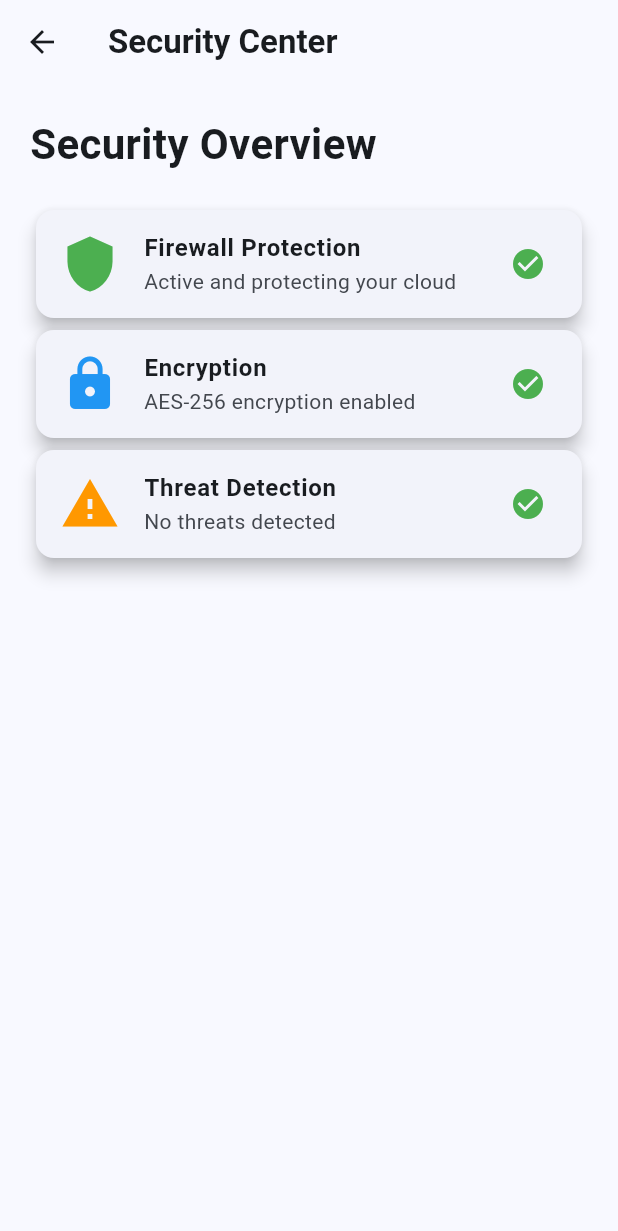
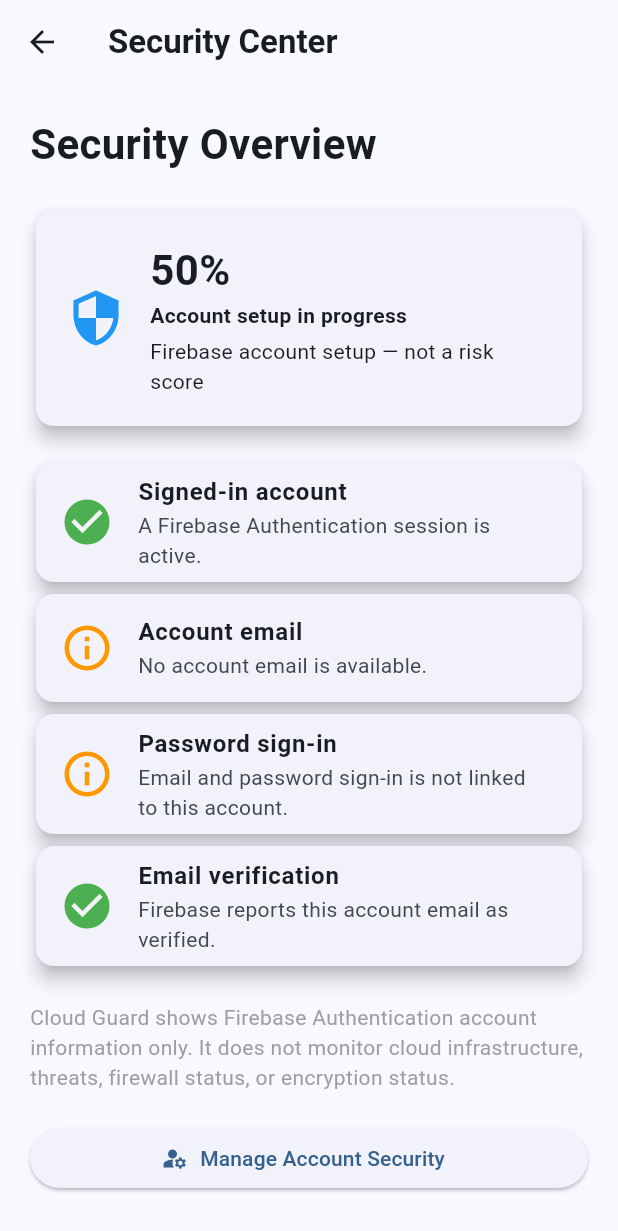
Before and after one commit to arunvishwakarma1307-wq/Cloud-Guard, a Flutter app: the screen it shows once a user with an empty profile is signed in, after a tap on "Security", on a phone screen of 412 x 824 dp. Shown: the top 1231 px of the screen. Run offline on Flutter 3.47's test engine with Material 3 defaults, Android fonts, the phone set to English and light mode, and no system bars; our stand-ins replace file_picker, firebase_auth, firebase_core; accounts and stored records are empty; network calls fail.

Commit message:
Improve truthful account security status

```diff
--- a/lib/home_page.dart
+++ b/lib/home_page.dart
@@ -3,6 +3,7 @@ import 'package:flutter/material.dart';
 
 import 'storage_page.dart';
 import 'security_page.dart';
+import 'security_status.dart';
 import 'upload_page.dart';
 import 'settings_page.dart';
 
@@ -15,6 +16,17 @@ class CloudGuardHome extends StatelessWidget {
 
   @override
   Widget build(BuildContext context) {
+    final user = FirebaseAuth.instance.currentUser;
+    final securitySummary = SecuritySetupSummary.fromAccount(
+      isSignedIn: user != null,
+      email: user?.email,
+      providerIds: user?.providerData
+              .map((provider) => provider.providerId)
+              .toList() ??
+          const [],
+      isEmailVerified: user?.emailVerified ?? false,
+    );
+
     return Scaffold(
       backgroundColor: const Color(0xfff6f8ff),
 
@@ -68,8 +80,8 @@ class CloudGuardHome extends StatelessWidget {
                 borderRadius: BorderRadius.circular(25),
               ),
 
-              child: const Padding(
-                padding: EdgeInsets.all(25),
+              child: Padding(
+                padding: const EdgeInsets.all(25),
 
                 child: Row(
                   children: [
@@ -79,8 +91,8 @@ class CloudGuardHome extends StatelessWidget {
                             CrossAxisAlignment.start,
 
                         children: [
-                          Text(
-                            "Cloud Status",
+                          const Text(
+                            "Firebase Account",
                             style: TextStyle(
                               color: Colors.white70,
                             ),
@@ -89,7 +101,7 @@ class CloudGuardHome extends StatelessWidget {
                           SizedBox(height: 10),
 
                           Text(
-                            "System Secure",
+                            securitySummary.label,
                             style: TextStyle(
                               color: Colors.white,
                               fontSize: 25,
@@ -99,8 +111,8 @@ class CloudGuardHome extends StatelessWidget {
 
                           SizedBox(height: 5),
 
-                          Text(
-                            "All cloud services are running normally",
+                          const Text(
+                            "Account information from Firebase Authentication",
                             style: TextStyle(
                               color: Colors.white70,
                             ),
@@ -109,7 +121,7 @@ class CloudGuardHome extends StatelessWidget {
                       ),
                     ),
 
-                    Icon(
+                    const Icon(
                       Icons.check_circle,
                       color: Colors.white,
                       size: 35,
@@ -131,23 +143,23 @@ class CloudGuardHome extends StatelessWidget {
 
             const SizedBox(height: 10),
 
-            const Card(
+            Card(
               child: ListTile(
-                leading: Icon(
+                leading: const Icon(
                   Icons.security,
                   color: Colors.green,
                 ),
 
                 title: Text(
-                  "92%",
+                  "${securitySummary.score}%",
                   style: TextStyle(
                     fontSize: 25,
                     fontWeight: FontWeight.bold,
                   ),
                 ),
 
-                subtitle: Text(
-                  "Security Health",
+                subtitle: const Text(
+                  "Firebase account setup — not a risk score",
                 ),
               ),
             ),
--- a/lib/security_page.dart
+++ b/lib/security_page.dart
@@ -1,10 +1,24 @@
 import 'package:flutter/material.dart';
+import 'package:firebase_auth/firebase_auth.dart';
+
+import 'security_settings_page.dart';
+import 'security_status.dart';
 
 class SecurityPage extends StatelessWidget {
   const SecurityPage({super.key});
 
   @override
   Widget build(BuildContext context) {
+    final user = FirebaseAuth.instance.currentUser;
+    final securitySummary = SecuritySetupSummary.fromAccount(
+      isSignedIn: user != null,
+      email: user?.email,
+      providerIds: user?.providerData
+              .map((provider) => provider.providerId)
+              .toList() ??
+          const [],
+      isEmailVerified: user?.emailVerified ?? false,
+    );
 
     return Scaffold(
 
@@ -42,108 +56,88 @@ class SecurityPage extends StatelessWidget {
 
 
             Card(
-
               elevation: 5,
-
-              child: ListTile(
-
-                leading: const Icon(
-                  Icons.shield,
-                  color: Colors.green,
+              child: Padding(
+                padding: const EdgeInsets.all(20),
+                child: Row(
+                  children: [
+                    const Icon(
+                      Icons.security,
+                      color: Colors.blue,
                       size: 40,
                     ),
-
-
-                title: const Text(
-                  "Firewall Protection",
-                  style: TextStyle(
+                    const SizedBox(width: 16),
+                    Expanded(
+                      child: Column(
+                        crossAxisAlignment: CrossAxisAlignment.start,
+                        children: [
+                          Text(
+                            '${securitySummary.score}%',
+                            style: const TextStyle(
+                              fontSize: 28,
                               fontWeight: FontWeight.bold,
                             ),
                           ),
-
-
-                subtitle: const Text(
-                  "Active and protecting your cloud",
+                          Text(
+                            securitySummary.label,
+                            style: const TextStyle(fontWeight: FontWeight.w600),
                           ),
-
-
-                trailing: const Icon(
-                  Icons.check_circle,
-                  color: Colors.green,
+                          const SizedBox(height: 4),
+                          const Text(
+                            'Firebase account setup — not a risk score',
                           ),
-
+                        ],
+                      ),
+                    ),
+                  ],
+                ),
               ),
             ),
 
+            const SizedBox(height: 16),
 
-
-            Card(
-
+            ...securitySummary.checks.map(
+              (check) => Card(
                 elevation: 5,
-
                 child: ListTile(
-
-                leading: const Icon(
-                  Icons.lock,
-                  color: Colors.blue,
-                  size: 40,
+                  leading: Icon(
+                    check.isComplete ? Icons.check_circle : Icons.info_outline,
+                    color: check.isComplete ? Colors.green : Colors.orange,
+                    size: 36,
                   ),
-
-
-                title: const Text(
-                  "Encryption",
-                  style: TextStyle(
-                    fontWeight: FontWeight.bold,
+                  title: Text(
+                    check.title,
+                    style: const TextStyle(fontWeight: FontWeight.bold),
+                  ),
+                  subtitle: Text(check.description),
+                ),
               ),
             ),
 
+            const SizedBox(height: 20),
 
-                subtitle: const Text(
-                  "AES-256 encryption enabled",
+            const Text(
+              'Cloud Guard shows Firebase Authentication account information only. '
+              'It does not monitor cloud infrastructure, threats, firewall status, '
+              'or encryption status.',
+              style: TextStyle(color: Colors.grey),
             ),
 
+            const SizedBox(height: 20),
 
-                trailing: const Icon(
-                  Icons.check_circle,
-                  color: Colors.green,
+            SizedBox(
+              width: double.infinity,
+              child: ElevatedButton.icon(
+                onPressed: () {
+                  Navigator.push(
+                    context,
+                    MaterialPageRoute(
+                      builder: (context) => const SecuritySettingsPage(),
                     ),
-
-              ),
-            ),
-
-
-
-            Card(
-
-              elevation: 5,
-
-              child: ListTile(
-
-                leading: const Icon(
-                  Icons.warning,
-                  color: Colors.orange,
-                  size: 40,
-                ),
-
-
-                title: const Text(
-                  "Threat Detection",
-                  style: TextStyle(
-                    fontWeight: FontWeight.bold,
-                  ),
-                ),
-
-
-                subtitle: const Text(
-                  "No threats detected",
-                ),
-
-
-                trailing: const Icon(
-                  Icons.check_circle,
-                  color: Colors.green,
-                ),
-
+                  );
+                },
+                icon: const Icon(Icons.manage_accounts),
+                label: const Text('Manage Account Security'),
               ),
             ),
 
--- a/lib/security_settings_page.dart
+++ b/lib/security_settings_page.dart
@@ -1,8 +1,17 @@
 import 'package:flutter/material.dart';
 import 'package:firebase_auth/firebase_auth.dart';
 
-class SecuritySettingsPage extends StatelessWidget {
+import 'security_status.dart';
+
+class SecuritySettingsPage extends StatefulWidget {
   const SecuritySettingsPage({super.key});
+
+  @override
+  State<SecuritySettingsPage> createState() => _SecuritySettingsPageState();
+}
+
+class _SecuritySettingsPageState extends State<SecuritySettingsPage> {
+  bool isResettingPassword = false;
 
   void showMessage(BuildContext context, String message) {
     ScaffoldMessenger.of(context).showSnackBar(
@@ -13,6 +22,8 @@ class SecuritySettingsPage extends StatelessWidget {
   }
 
   Future<void> changePassword(BuildContext context) async {
+    if (isResettingPassword) return;
+
     final user = FirebaseAuth.instance.currentUser;
 
     if (user?.email == null) {
@@ -22,6 +33,10 @@ class SecuritySettingsPage extends StatelessWidget {
       );
       return;
     }
+
+    setState(() {
+      isResettingPassword = true;
+    });
 
     try {
       await FirebaseAuth.instance.sendPasswordResetEmail(
@@ -41,12 +56,27 @@ class SecuritySettingsPage extends StatelessWidget {
         context,
         "Password reset failed: ${e.message ?? "Unknown error"}",
       );
+    } finally {
+      if (context.mounted) {
+        setState(() {
+          isResettingPassword = false;
+        });
+      }
     }
   }
 
   @override
   Widget build(BuildContext context) {
     final user = FirebaseAuth.instance.currentUser;
+    final securitySummary = SecuritySetupSummary.fromAccount(
+      isSignedIn: user != null,
+      email: user?.email,
+      providerIds: user?.providerData
+              .map((provider) => provider.providerId)
+              .toList() ??
+          const [],
+      isEmailVerified: user?.emailVerified ?? false,
+    );
 
     return Scaffold(
       backgroundColor: const Color(0xfff6f8ff),
@@ -95,13 +125,15 @@ class SecuritySettingsPage extends StatelessWidget {
                   "Send password reset link",
                 ),
 
-                trailing: const Icon(
-                  Icons.arrow_forward_ios,
-                ),
+                trailing: isResettingPassword
+                    ? const SizedBox(
+                        width: 20,
+                        height: 20,
+                        child: CircularProgressIndicator(strokeWidth: 2),
+                      )
+                    : const Icon(Icons.arrow_forward_ios),
 
-                onTap: () {
-                  changePassword(context);
-                },
+                onTap: isResettingPassword ? null : () => changePassword(context),
               ),
             ),
 
@@ -135,12 +167,12 @@ class SecuritySettingsPage extends StatelessWidget {
                   color: Colors.green,
                 ),
 
-                title: const Text(
-                  "Account Protection",
-                ),
+                title: const Text("Account setup"),
 
-                subtitle: const Text(
-                  "Firebase authentication enabled",
+                subtitle: Text(
+                  '${securitySummary.score}% complete — Firebase account setup, not a risk score',
+                  maxLines: 2,
+                  overflow: TextOverflow.ellipsis,
                 ),
               ),
             ),
--- /dev/null
+++ b/lib/security_status.dart
@@ -0,0 +1,84 @@
+/// A transparent summary of the Firebase Authentication account information
+/// that Cloud Guard can currently inspect.
+///
+/// This is an account-setup checklist, not a security-risk assessment and not
+/// a source of real-time monitoring data.
+class SecuritySetupSummary {
+  const SecuritySetupSummary._({
+    required this.score,
+    required this.checks,
+  });
+
+  final int score;
+  final List<SecuritySetupCheck> checks;
+
+  /// Creates a summary from Firebase Authentication account facts.
+  factory SecuritySetupSummary.fromAccount({
+    required bool isSignedIn,
+    required String? email,
+    required Iterable<String> providerIds,
+    required bool isEmailVerified,
+  }) {
+    final hasEmail = email != null && email.trim().isNotEmpty;
+    final hasPasswordProvider = providerIds.contains('password');
+
+    final checks = [
+      SecuritySetupCheck(
+        title: 'Signed-in account',
+        description: isSignedIn
+            ? 'A Firebase Authentication session is active.'
+            : 'No Firebase Authentication session is active.',
+        isComplete: isSignedIn,
+      ),
+      SecuritySetupCheck(
+        title: 'Account email',
+        description: hasEmail
+            ? 'An email address is available for this account.'
+            : 'No account email is available.',
+        isComplete: hasEmail,
+      ),
+      SecuritySetupCheck(
+        title: 'Password sign-in',
+        description: hasPasswordProvider
+            ? 'Email and password sign-in is linked to this account.'
+            : 'Email and password sign-in is not linked to this account.',
+        isComplete: hasPasswordProvider,
+      ),
+      SecuritySetupCheck(
+        title: 'Email verification',
+        description: isEmailVerified
+            ? 'Firebase reports this account email as verified.'
+            : 'Firebase does not report this account email as verified.',
+        isComplete: isEmailVerified,
+      ),
+    ];
+
+    final completedChecks = checks.where((check) => check.isComplete).length;
+    return SecuritySetupSummary._(
+      score: completedChecks * 25,
+      checks: List.unmodifiable(checks),
+    );
+  }
+
+  String get label {
+    if (score == 100) {
+      return 'Account setup complete';
+    }
+    if (score >= 75) {
+      return 'Account setup needs attention';
+    }
+    return 'Account setup in progress';
+  }
+}
+
+class SecuritySetupCheck {
+  const SecuritySetupCheck({
+    required this.title,
+    required this.description,
+    required this.isComplete,
+  });
+
+  final String title;
+  final String description;
+  final bool isComplete;
+}
```
Also changed, not shown: 1 other file. Lines whose indentation alone changed are shown as unchanged.
